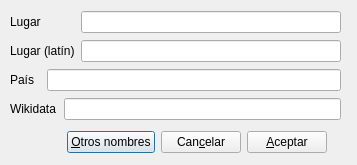
Old version of the form gui/dlgnuevolugar.ui in the repository rogorido/qtpredicadores.
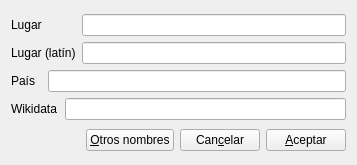
New version of the form.

Commit message: Uso masivo del nuevo singleton MyQmdiArea

```diff
--- a/gui/dlgnuevolugar.ui
+++ b/gui/dlgnuevolugar.ui
@@ -1,7 +1,7 @@
 <?xml version="1.0" encoding="UTF-8"?>
 <ui version="4.0">
  <class>dlgNuevoLugar</class>
- <widget class="QDialog" name="dlgNuevoLugar">
+ <widget class="QWidget" name="dlgNuevoLugar">
   <property name="geometry">
    <rect>
     <x>0</x>
@@ -13,61 +13,8 @@
   <property name="windowTitle">
    <string>Nuevo lugar</string>
   </property>
-  <widget class="QWidget" name="layoutWidget">
-   <property name="geometry">
-    <rect>
-     <x>10</x>
-     <y>130</y>
-     <width>317</width>
-     <height>25</height>
-    </rect>
-   </property>
-   <layout class="QHBoxLayout" name="horizontalLayout">
+  <layout class="QVBoxLayout" name="verticalLayout">
     <item>
-     <spacer name="horizontalSpacer">
-      <property name="orientation">
-       <enum>Qt::Horizontal</enum>
-      </property>
-      <property name="sizeHint" stdset="0">
-       <size>
-        <width>40</width>
-        <height>20</height>
-       </size>
-      </property>
-     </spacer>
-    </item>
-    <item>
-     <widget class="QPushButton" name="btOtrosNombres">
-      <property name="text">
-       <string>&amp;Otros nombres</string>
-      </property>
-     </widget>
-    </item>
-    <item>
-     <widget class="QPushButton" name="btCancelar">
-      <property name="text">
-       <string>Can&amp;celar</string>
-      </property>
-     </widget>
-    </item>
-    <item>
-     <widget class="QPushButton" name="btOK">
-      <property name="text">
-       <string>&amp;Aceptar</string>
-      </property>
-     </widget>
-    </item>
-   </layout>
-  </widget>
-  <widget class="QWidget" name="layoutWidget">
-   <property name="geometry">
-    <rect>
-     <x>10</x>
-     <y>10</y>
-     <width>331</width>
-     <height>112</height>
-    </rect>
-   </property>
    <layout class="QGridLayout" name="gridLayout">
     <item row="0" column="0">
      <widget class="QLabel" name="label">
@@ -110,7 +57,46 @@
      <widget class="QLineEdit" name="txtWikidata"/>
     </item>
    </layout>
-  </widget>
+   </item>
+   <item>
+    <layout class="QHBoxLayout" name="horizontalLayout">
+     <item>
+      <spacer name="horizontalSpacer">
+       <property name="orientation">
+        <enum>Qt::Horizontal</enum>
+       </property>
+       <property name="sizeHint" stdset="0">
+        <size>
+         <width>40</width>
+         <height>20</height>
+        </size>
+       </property>
+      </spacer>
+     </item>
+     <item>
+      <widget class="QPushButton" name="btOtrosNombres">
+       <property name="text">
+        <string>&amp;Otros nombres</string>
+       </property>
+      </widget>
+     </item>
+     <item>
+      <widget class="QPushButton" name="btCancelar">
+       <property name="text">
+        <string>Can&amp;celar</string>
+       </property>
+      </widget>
+     </item>
+     <item>
+      <widget class="QPushButton" name="btOK">
+       <property name="text">
+        <string>&amp;Aceptar</string>
+       </property>
+      </widget>
+     </item>
+    </layout>
+   </item>
+  </layout>
  </widget>
  <tabstops>
   <tabstop>txtLugar</tabstop>
```
Lines whose indentation alone changed are shown as unchanged. The commit also changes 28 other files.
